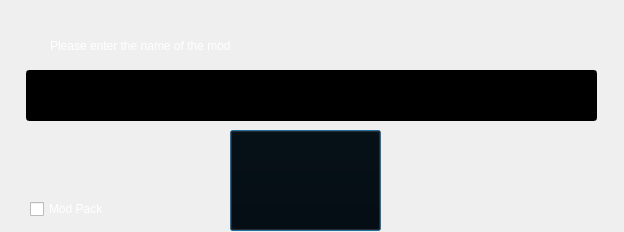
Qt form modname.ui (george0815/Sekiro-Mod-Manager) before a commit.
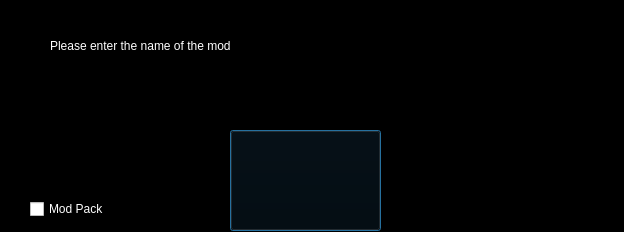
The same form after that commit. Icons and pictures are not drawn.

Commit message: Fixed UI bugs introduced by new version of qt

Patch:
```diff
--- a/modname.ui
+++ b/modname.ui
@@ -10,6 +10,52 @@
     <height>232</height>
    </rect>
   </property>
+  <property name="palette">
+   <palette>
+    <active>
+     <colorrole role="Window">
+      <brush brushstyle="SolidPattern">
+       <color alpha="255">
+        <red>0</red>
+        <green>0</green>
+        <blue>0</blue>
+       </color>
+      </brush>
+     </colorrole>
+    </active>
+    <inactive>
+     <colorrole role="Window">
+      <brush brushstyle="SolidPattern">
+       <color alpha="255">
+        <red>0</red>
+        <green>0</green>
+        <blue>0</blue>
+       </color>
+      </brush>
+     </colorrole>
+    </inactive>
+    <disabled>
+     <colorrole role="Base">
+      <brush brushstyle="SolidPattern">
+       <color alpha="255">
+        <red>0</red>
+        <green>0</green>
+        <blue>0</blue>
+       </color>
+      </brush>
+     </colorrole>
+     <colorrole role="Window">
+      <brush brushstyle="SolidPattern">
+       <color alpha="255">
+        <red>0</red>
+        <green>0</green>
+        <blue>0</blue>
+       </color>
+      </brush>
+     </colorrole>
+    </disabled>
+   </palette>
+  </property>
   <property name="windowTitle">
    <string>Dialog</string>
   </property>
```
The commit also changes 3 other files.
